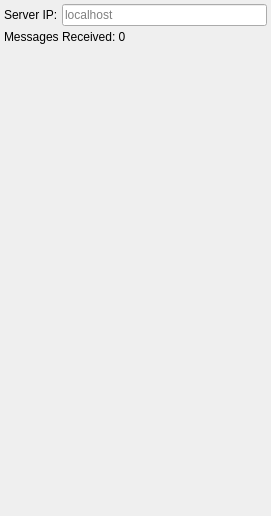
BehaviorTree/Groot, file bt_editor/sidepanel_monitor.ui: the form before one commit.
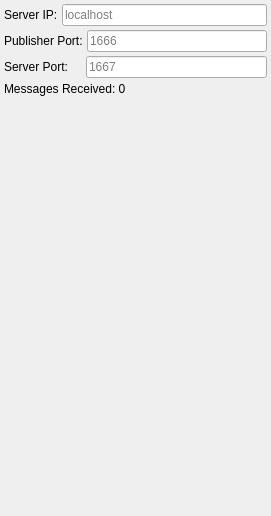
The form after the commit.

Commit message: Add server and publisher port configuration

```diff
--- a/bt_editor/sidepanel_monitor.ui
+++ b/bt_editor/sidepanel_monitor.ui
@@ -59,6 +59,48 @@
      </item>
     </layout>
    </item>
+   <item>
+    <layout class="QHBoxLayout" name="horizontalLayout">
+     <item>
+      <widget class="QLabel" name="label_publisher">
+       <property name="text">
+        <string>Publisher Port:</string>
+       </property>
+      </widget>
+     </item>
+     <item>
+      <widget class="QLineEdit" name="lineEdit_publisher">
+       <property name="placeholderText">
+        <string>1666</string>
+       </property>
+       <property name="clearButtonEnabled">
+        <bool>true</bool>
+       </property>
+      </widget>
+     </item>
+    </layout>
+   </item>
+   <item>
+    <layout class="QHBoxLayout" name="horizontalLayout_3">
+     <item>
+      <widget class="QLabel" name="label_server">
+       <property name="text">
+        <string>Server Port:    </string>
+       </property>
+      </widget>
+     </item>
+     <item>
+      <widget class="QLineEdit" name="lineEdit_server">
+       <property name="placeholderText">
+        <string>1667</string>
+       </property>
+       <property name="clearButtonEnabled">
+        <bool>true</bool>
+       </property>
+      </widget>
+     </item>
+    </layout>
+   </item>
    <item>
     <widget class="QLabel" name="labelCount">
      <property name="text">
```
The commit also changes 1 other file.
